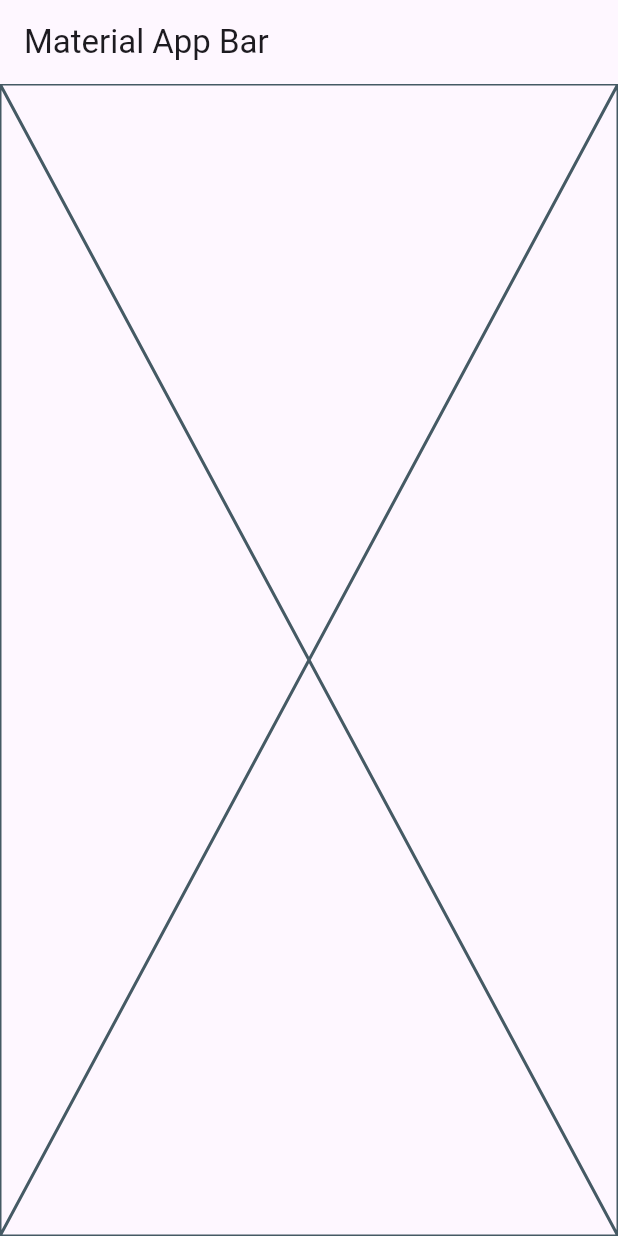
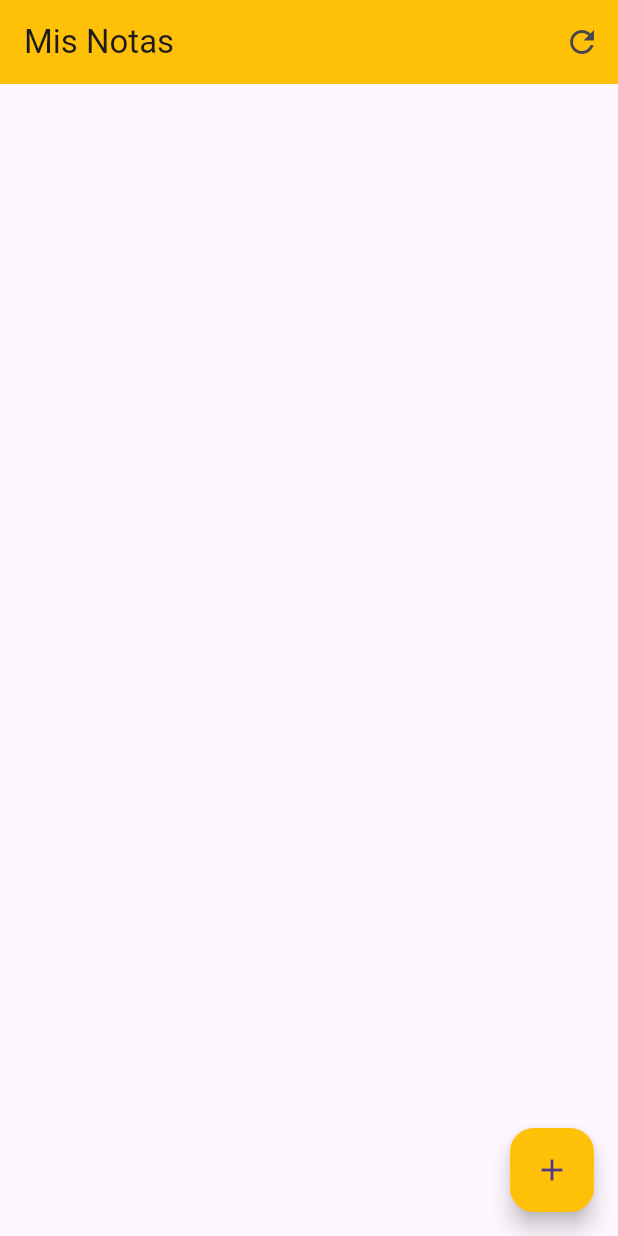
Before and after one commit to daniort/tuto-notas, a Flutter app: the screen it shows after launch, on a phone screen of 412 x 824 dp. Run offline on Flutter 3.47's test engine with Material 3 defaults, Android fonts, the phone set to English and light mode, and no system bars; our stand-ins replace firebase_core, firebase_database; accounts and stored records are empty.

Commit message:
feat: Obtener Notas y agregar nueva nota

```diff
--- a/lib/main.dart
+++ b/lib/main.dart
@@ -2,13 +2,14 @@ import 'package:firebase_core/firebase_core.dart';
 import 'package:firebase_database/firebase_database.dart';
 import 'package:flutter/material.dart';
 import 'package:tutotest/firebase_options.dart';
+import 'package:tutotest/pages/new_note.dart';
 
 void main() async {
   WidgetsFlutterBinding.ensureInitialized();
   await Firebase.initializeApp(
     options: DefaultFirebaseOptions.currentPlatform,
   );
-  runApp(MyApp());
+  runApp(const MyApp());
 }
 
 class MyApp extends StatelessWidget {
@@ -16,13 +17,9 @@ class MyApp extends StatelessWidget {
 
   @override
   Widget build(BuildContext context) {
-    return MaterialApp(
+    return const MaterialApp(
       title: 'Material App',
-      home: Scaffold(
-          appBar: AppBar(
-            title: const Text('Material App Bar'),
-          ),
-          body: const HomePage()),
+      home: HomePage(),
     );
   }
 }
@@ -37,17 +34,95 @@ class HomePage extends StatefulWidget {
 class _HomePageState extends State<HomePage> {
   @override
   Widget build(BuildContext context) {
-    getNotas();
-    return const Placeholder();
+    //getNotas();
+    return Scaffold(
+        appBar: AppBar(
+          backgroundColor: Colors.amber,
+          title: const Text('Mis Notas'),
+          actions: [
+            IconButton(
+                onPressed: () {
+                  setState(() {});
+                },
+                icon: const Icon(Icons.refresh))
+          ],
+        ),
+        floatingActionButton: FloatingActionButton(
+          backgroundColor: Colors.amber,
+          child: const Icon(Icons.add),
+          onPressed: () {
+            Navigator.push(
+              context,
+              MaterialPageRoute(
+                builder: (context) {
+                  return const NewNotePage();
+                },
+              ),
+            );
+          },
+        ),
+        body: FutureBuilder(
+          future: getNotas(),
+          builder: (BuildContext context, AsyncSnapshot<List<Nota>> snapshot) {
+            switch (snapshot.connectionState) {
+              case ConnectionState.waiting:
+                //return const Center(child: Text("Cargando..."));
+                return const Center(child: CircularProgressIndicator());
+              case ConnectionState.none:
+                return const Text("No se pudo obtener la información.");
+              case ConnectionState.done:
+                List<Nota> notas = snapshot.data ?? [];
+                return ListView(
+                  children: [
+                    for (Nota item in notas)
+                      ListTile(
+                        leading: Icon(Icons.note),
+                        title: Text(item.title),
+                        subtitle: Text(item.body),
+                      )
+                  ],
+                );
+              default:
+                return const Text('Información default');
+            }
+          },
+        ));
   }
 
-  void getNotas() async {
-    var ref = FirebaseDatabase.instance.ref().child('notas');
+  Future<List<Nota>> getNotas() async {
+    //await Future.delayed(Duration(seconds: 5));
+    List<Nota> listaNotas = [];
+    DatabaseReference ref = FirebaseDatabase.instance.ref().child('notas');
     try {
-      var snap = await ref.get();
-      print(snap.value);
+      DataSnapshot snapshot = await ref.get();
+
+      if (snapshot.exists && snapshot.value != null) {
+        (snapshot.value as Map).forEach((llave, value) {
+          Nota notaActual = Nota(
+            key: llave,
+            title: value['title'],
+            body: value['body'],
+          );
+          listaNotas.add(notaActual);
+        });
+      }
+      return listaNotas;
     } catch (e) {
       print(e);
+      return listaNotas;
     }
   }
 }
+
+class Nota {
+  String key;
+  String title;
+  String body;
+  DateTime? fecha;
+  Nota({
+    required this.key,
+    required this.title,
+    required this.body,
+    this.fecha,
+  });
+}
```
Also changed, not shown: lib/pages/new_note.dart (added, +84 -0 lines).
